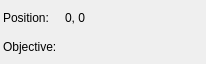
First picture: the form in lib/devices/Microscope/deviceTemplate.ui, repository acq4/acq4, before the edit.
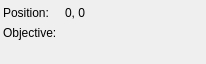
Second picture: the form after the edit.

What changed in the file:
```diff
--- a/lib/devices/Microscope/deviceTemplate.ui
+++ b/lib/devices/Microscope/deviceTemplate.ui
@@ -79,6 +79,19 @@
      </property>
     </spacer>
    </item>
+   <item row="2" column="0">
+    <spacer name="verticalSpacer">
+     <property name="orientation">
+      <enum>Qt::Vertical</enum>
+     </property>
+     <property name="sizeHint" stdset="0">
+      <size>
+       <width>20</width>
+       <height>40</height>
+      </size>
+     </property>
+    </spacer>
+   </item>
   </layout>
  </widget>
  <resources/>
```
Left out of the diff: 61 changed lines with no effect on the pictures.
